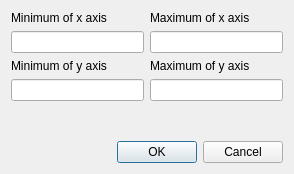
Above: cogstat/ui/xylims.ui from cogstat/cogstat before the change. Below: the same form after it.
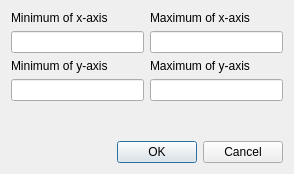
That is the form after the change.

The edit to the form file:
```diff
--- a/cogstat/ui/xylims.ui
+++ b/cogstat/ui/xylims.ui
@@ -24,7 +24,7 @@
    <item row="0" column="1">
     <widget class="QLabel" name="label_2">
      <property name="text">
-      <string>Maximum of x axis</string>
+      <string>Maximum of x-axis</string>
      </property>
      <property name="buddy">
       <cstring>lineEdit_2</cstring>
@@ -58,7 +58,7 @@
    <item row="0" column="0">
     <widget class="QLabel" name="label">
      <property name="text">
-      <string>Minimum of x axis</string>
+      <string>Minimum of x-axis</string>
      </property>
      <property name="buddy">
       <cstring>lineEdit</cstring>
@@ -68,7 +68,7 @@
    <item row="2" column="0">
     <widget class="QLabel" name="label_3">
      <property name="text">
-      <string>Minimum of y axis</string>
+      <string>Minimum of y-axis</string>
      </property>
      <property name="buddy">
       <cstring>lineEdit_3</cstring>
@@ -85,7 +85,7 @@
    <item row="2" column="1">
     <widget class="QLabel" name="label_4">
      <property name="text">
-      <string>Maximum of y axis</string>
+      <string>Maximum of y-axis</string>
      </property>
      <property name="buddy">
       <cstring>lineEdit_4</cstring>
```
